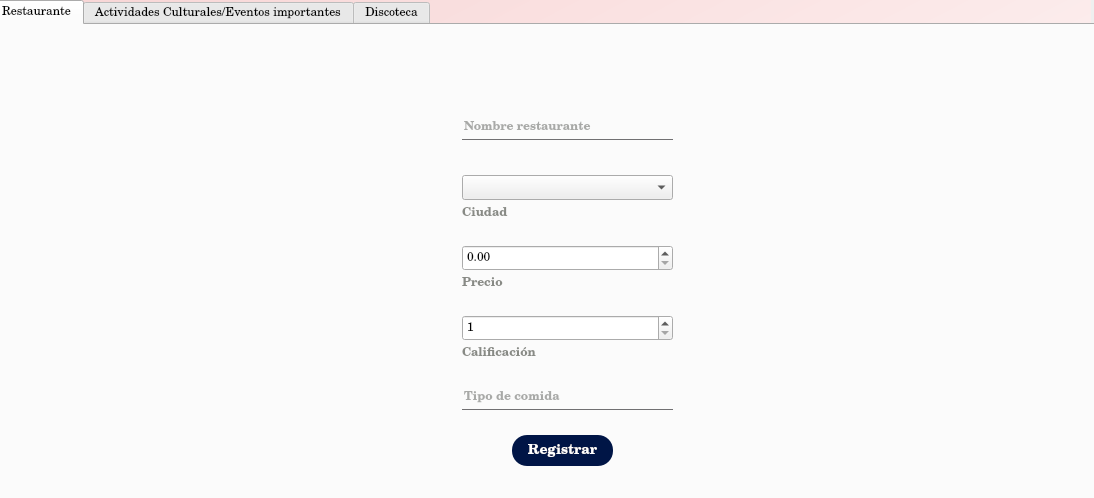
Before: the Qt Designer form src/front/xml/register_view.ui in ThElement12/proyecto-final-prolog, drawn with Qt 5.
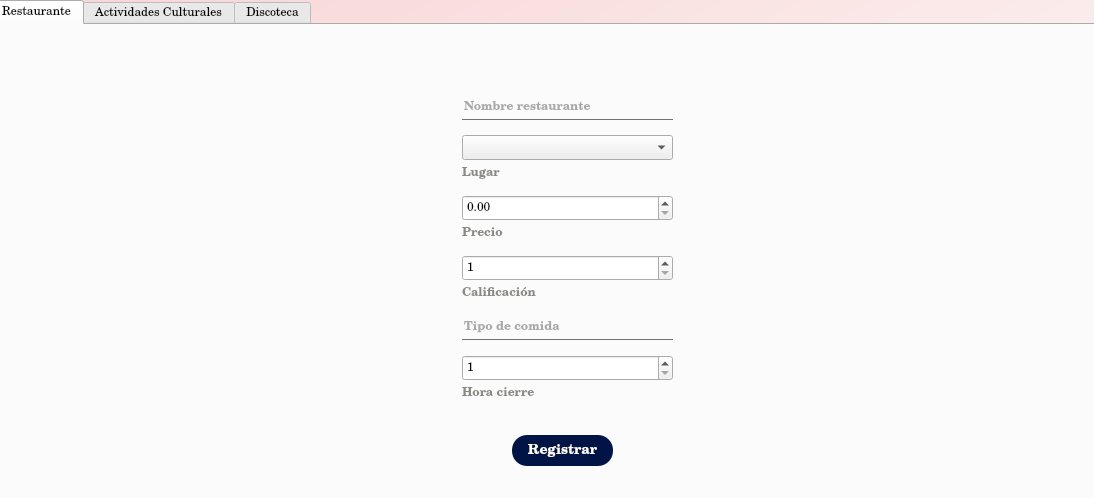
After: the same form once the commit is applied. The open tabs and pages were chosen to show the change. Icons and pictures are not drawn.

Patch:
```diff
--- a/src/front/xml/register_view.ui
+++ b/src/front/xml/register_view.ui
@@ -41,7 +41,7 @@
      <property name="geometry">
       <rect>
        <x>520</x>
-       <y>30</y>
+       <y>20</y>
        <width>81</width>
        <height>41</height>
       </rect>
@@ -74,7 +74,7 @@
      <property name="geometry">
       <rect>
        <x>470</x>
-       <y>150</y>
+       <y>110</y>
        <width>211</width>
        <height>25</height>
       </rect>
@@ -84,7 +84,7 @@
      <property name="geometry">
       <rect>
        <x>470</x>
-       <y>180</y>
+       <y>140</y>
        <width>141</width>
        <height>17</height>
       </rect>
@@ -97,14 +97,14 @@
 font-weight: bold;</string>
      </property>
      <property name="text">
-      <string>Ciudad</string>
+      <string>Lugar</string>
      </property>
     </widget>
     <widget class="QDoubleSpinBox" name="doubleSpinBox">
      <property name="geometry">
       <rect>
        <x>470</x>
-       <y>220</y>
+       <y>170</y>
        <width>211</width>
        <height>26</height>
       </rect>
@@ -117,7 +117,7 @@
      <property name="geometry">
       <rect>
        <x>470</x>
-       <y>250</y>
+       <y>200</y>
        <width>141</width>
        <height>17</height>
       </rect>
@@ -137,7 +137,7 @@
      <property name="geometry">
       <rect>
        <x>470</x>
-       <y>290</y>
+       <y>230</y>
        <width>211</width>
        <height>26</height>
       </rect>
@@ -153,7 +153,7 @@
      <property name="geometry">
       <rect>
        <x>470</x>
-       <y>320</y>
+       <y>260</y>
        <width>141</width>
        <height>17</height>
       </rect>
@@ -173,7 +173,7 @@
      <property name="geometry">
       <rect>
        <x>470</x>
-       <y>360</y>
+       <y>290</y>
        <width>211</width>
        <height>25</height>
       </rect>
@@ -196,7 +196,7 @@
      <property name="geometry">
       <rect>
        <x>470</x>
-       <y>90</y>
+       <y>70</y>
        <width>211</width>
        <height>25</height>
       </rect>
@@ -252,10 +252,46 @@
       <string>Registrar</string>
      </property>
     </widget>
+    <widget class="QSpinBox" name="spinBox_close_hour_disco">
+     <property name="geometry">
+      <rect>
+       <x>470</x>
+       <y>330</y>
+       <width>211</width>
+       <height>26</height>
+      </rect>
+     </property>
+     <property name="minimum">
+      <number>1</number>
+     </property>
+     <property name="maximum">
+      <number>23</number>
+     </property>
+    </widget>
+    <widget class="QLabel" name="label_place_disco_6">
+     <property name="geometry">
+      <rect>
+       <x>470</x>
+       <y>360</y>
+       <width>141</width>
+       <height>17</height>
+      </rect>
+     </property>
+     <property name="styleSheet">
+      <string notr="true">font-family: Century SchoolBook L;
+color: rgb(136, 138, 133);
+background: transparent;
+border: none;
+font-weight: bold;</string>
+     </property>
+     <property name="text">
+      <string>Hora cierre</string>
+     </property>
+    </widget>
    </widget>
    <widget class="QWidget" name="tab_2">
     <attribute name="title">
-     <string>Actividades Culturales/Eventos importantes</string>
+     <string>Actividades Culturales</string>
     </attribute>
     <widget class="QPushButton" name="pushButton_2">
      <property name="geometry">
```
Left out of the diff: 6 changed lines with no effect on the pictures.
